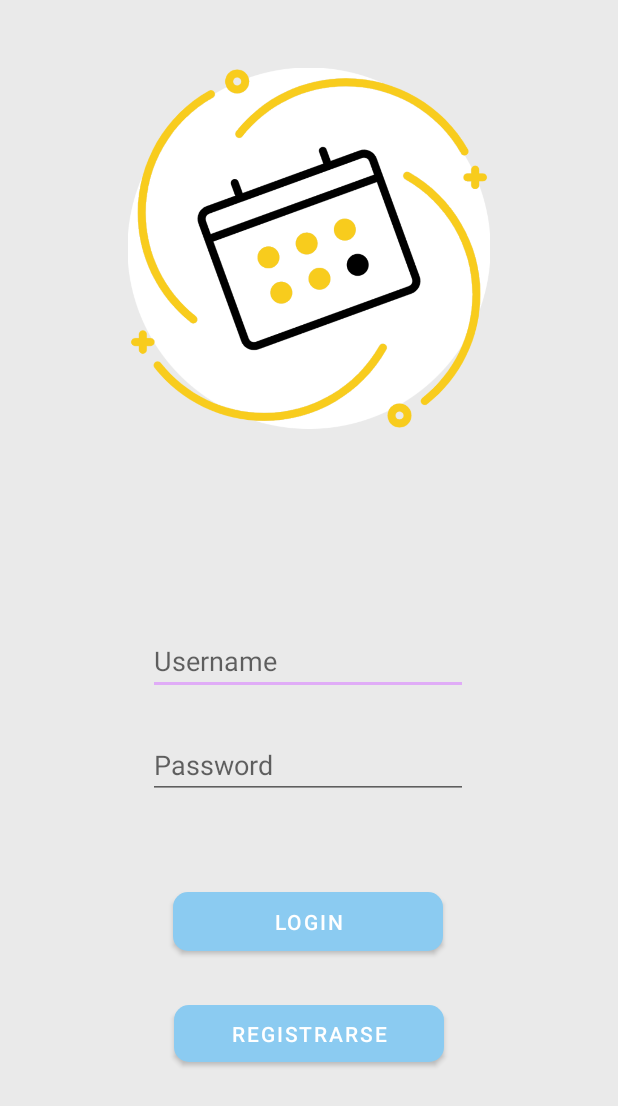
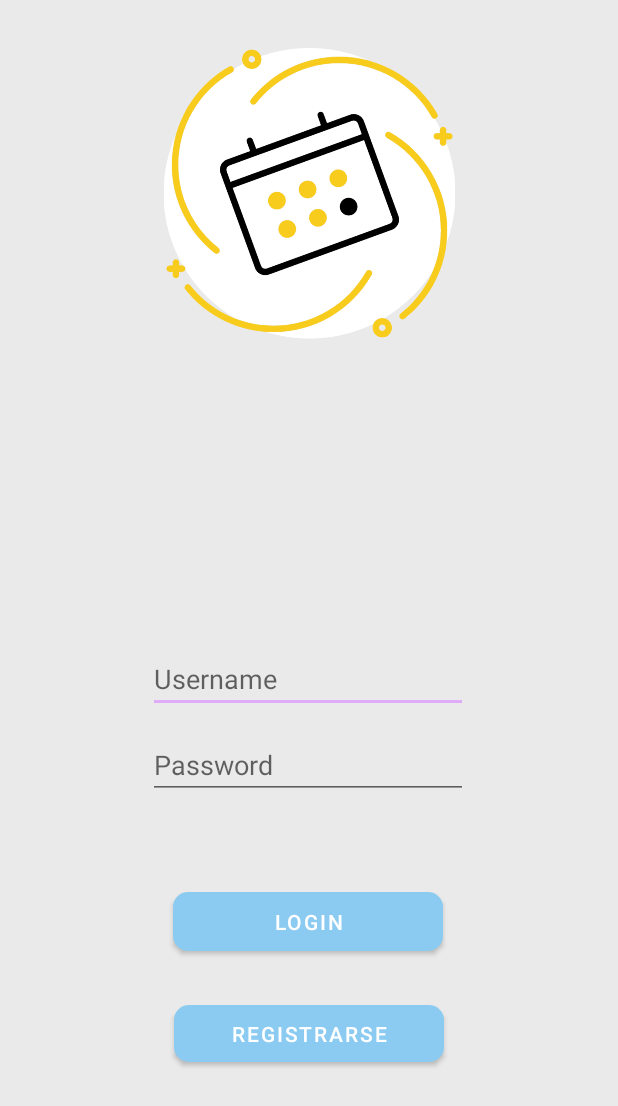
Before and after one commit to bdez1997/EasyEevnt, an Android app: the screen it shows after launch (LoginActivity), on a phone screen of 412 x 824 dp. Shown: the top 1106 px of the screen. Run offline under Robolectric (Android 15) with nearby library versions, the light colour scheme and no system bars; our stand-ins replace Volley.

Commit message:
splash screen

```diff
--- /dev/null
+++ b/GestionEventoAndroid/app/src/main/java/com/bermudez/gestioneventoandroid/SplashActivity.java
@@ -0,0 +1,22 @@
+package com.bermudez.gestioneventoandroid;
+
+import androidx.appcompat.app.AppCompatActivity;
+
+import android.content.Intent;
+import android.os.Bundle;
+import android.os.SystemClock;
+
+public class SplashActivity extends AppCompatActivity {
+
+    @Override
+    protected void onCreate(Bundle savedInstanceState) {
+        super.onCreate(savedInstanceState);
+        SystemClock.sleep(4000);
+        Intent intent = new Intent(this, MainActivity.class);
+        startActivity(intent);
+        finish();
+
+
+
+    }
+}
--- /dev/null
+++ b/GestionEventoAndroid/app/src/main/res/drawable/splash.xml
@@ -0,0 +1,9 @@
+<?xml version="1.0" encoding="utf-8"?>
+<layer-list xmlns:android="http://schemas.android.com/apk/res/android">
+    <item android:drawable="@color/temaOscuro"/>
+    <item>
+        <bitmap
+            android:gravity="center"
+            android:src="@drawable/easyeventgrande"/>
+    </item>
+</layer-list>
--- a/GestionEventoAndroid/app/src/main/res/layout/activity_login.xml
+++ b/GestionEventoAndroid/app/src/main/res/layout/activity_login.xml
@@ -11,7 +11,7 @@
         android:id="@+id/txtUsernameLogin"
         android:layout_width="wrap_content"
         android:layout_height="wrap_content"
-        android:layout_marginBottom="24dp"
+        android:layout_marginBottom="12dp"
         android:ems="10"
         android:hint="Username"
         android:inputType="textPersonName"
@@ -58,8 +58,8 @@
 
     <ImageView
         android:id="@+id/imageView2"
-        android:layout_width="241dp"
-        android:layout_height="267dp"
+        android:layout_width="218dp"
+        android:layout_height="194dp"
         android:layout_marginTop="32dp"
         app:layout_constraintEnd_toEndOf="parent"
         app:layout_constraintStart_toStartOf="parent"
--- a/GestionEventoAndroid/app/src/main/res/values/themes.xml
+++ b/GestionEventoAndroid/app/src/main/res/values/themes.xml
@@ -15,6 +15,12 @@
         <item name="windowActionBar">false</item>
         <item name="windowNoTitle">true</item>
     </style>
+    XHTML
+    <style name="SplashScreen" parent="Theme.AppCompat.NoActionBar">
+        <item name="android:windowBackground">
+            @drawable/splash
+        </item>
+    </style>
 
     <style name="Navigation">
         <item name="android:textColorPrimary">#56AFE3</item>
```
Also changed, not shown: GestionEventoAndroid/app/src/main/AndroidManifest.xml (+19 -12 lines).
